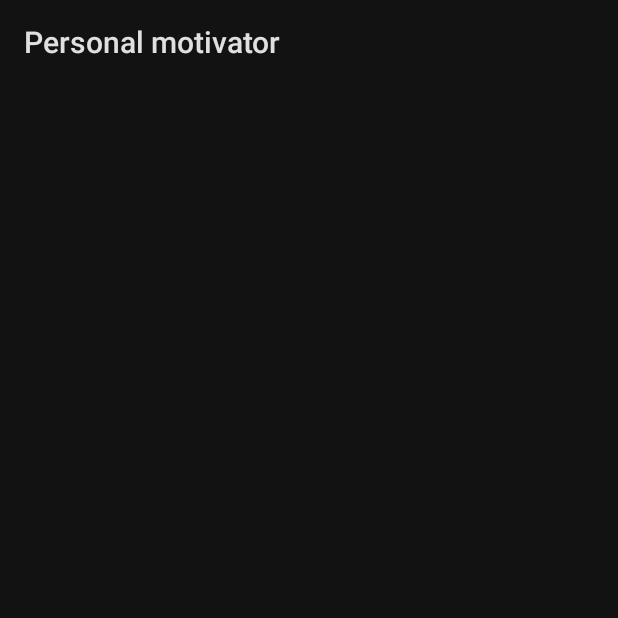
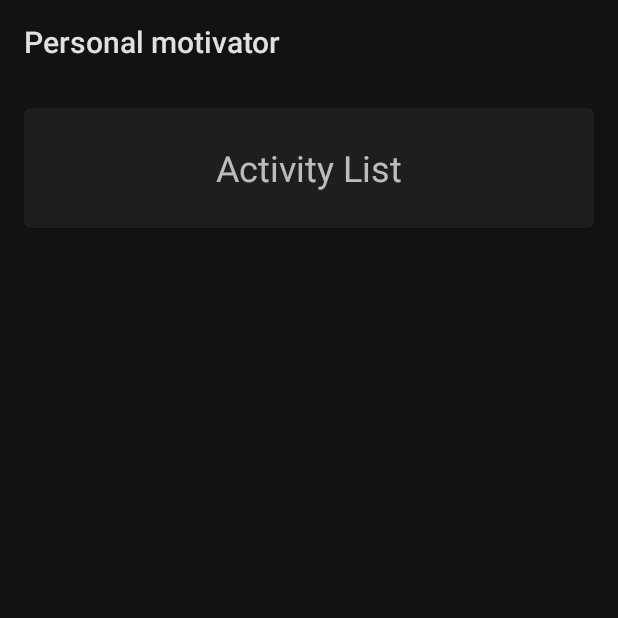
Before and after one commit to notnowabhi/Personal-Motivator-App, an Android app: the TaskListActivity screen opened directly, with no data from a screen before it, on a phone screen of 412 x 824 dp, the top half of it. Run offline under Robolectric (Android 15) with nearby library versions, the phone set to English and light mode, and no system bars.

Commit message:
change 4

```diff
--- a/app/src/main/res/layout/activity_task_list.xml
+++ b/app/src/main/res/layout/activity_task_list.xml
@@ -4,9 +4,43 @@
     android:layout_height="match_parent"
     android:padding="16dp">
 
-    <androidx.recyclerview.widget.RecyclerView
-        android:id="@+id/recycler_view_tasks"
+    <com.google.android.material.card.MaterialCardView
         android:layout_width="match_parent"
-        android:layout_height="match_parent"
-        android:layout_marginTop="16dp" />
+        android:layout_height="80dp"
+        android:id="@+id/cardId">
+
+        <RelativeLayout
+            android:layout_width="match_parent"
+            android:layout_height="match_parent">
+
+            <TextView
+                android:layout_width="wrap_content"
+                android:layout_height="wrap_content"
+                android:text="Activity List"
+                android:layout_centerInParent="true"
+                android:textSize="24sp"/>
+
+        </RelativeLayout>
+
+
+
+    </com.google.android.material.card.MaterialCardView>
+
+
+    <com.google.android.material.card.MaterialCardView
+        android:layout_width="wrap_content"
+        android:layout_height="wrap_content"
+        android:layout_below="@+id/cardId"
+        android:id="@+id/cardId2"
+        android:layout_marginTop="16dp"
+        android:layout_centerHorizontal="true">
+
+        <androidx.recyclerview.widget.RecyclerView
+            android:id="@+id/recycler_view_tasks"
+            android:layout_width="match_parent"
+            android:layout_height="match_parent"
+            android:layout_marginTop="16dp" />
+
+    </com.google.android.material.card.MaterialCardView>
+
 </RelativeLayout>
```
